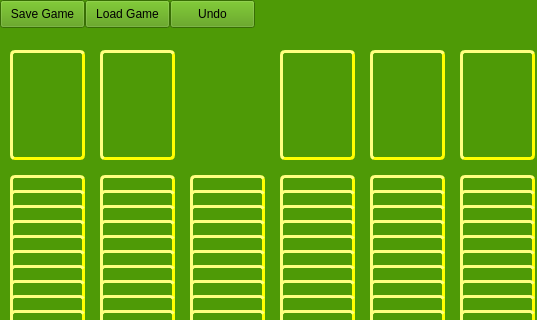
This is gui/solitaire.ui in davidbolvansky/ICP-Solitaire as Qt 5 draws it before an edit; both pictures show x 0 to 537 and y 0 to 320 of the 644 by 605 pixel window. The edited form follows.
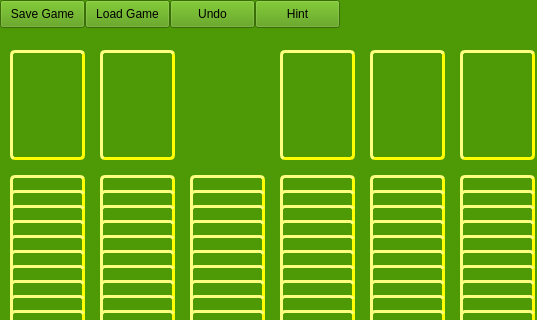
This is the edited form.

The edit to the form file:
```diff
--- a/gui/solitaire.ui
+++ b/gui/solitaire.ui
@@ -2870,6 +2870,19 @@
       <string>Undo</string>
      </property>
     </widget>
+    <widget class="QPushButton" name="hint">
+     <property name="geometry">
+      <rect>
+       <x>255</x>
+       <y>0</y>
+       <width>85</width>
+       <height>28</height>
+      </rect>
+     </property>
+     <property name="text">
+      <string>Hint</string>
+     </property>
+    </widget>
    </widget>
    <widget class="QWidget" name="info" native="true">
     <property name="geometry">
```
